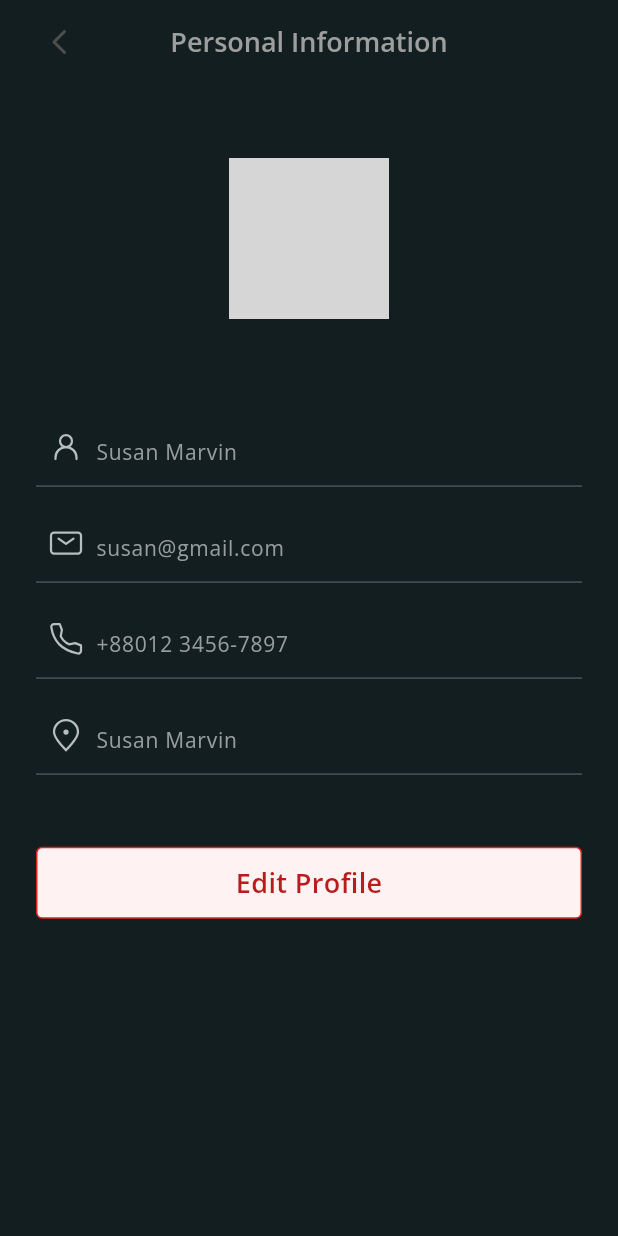
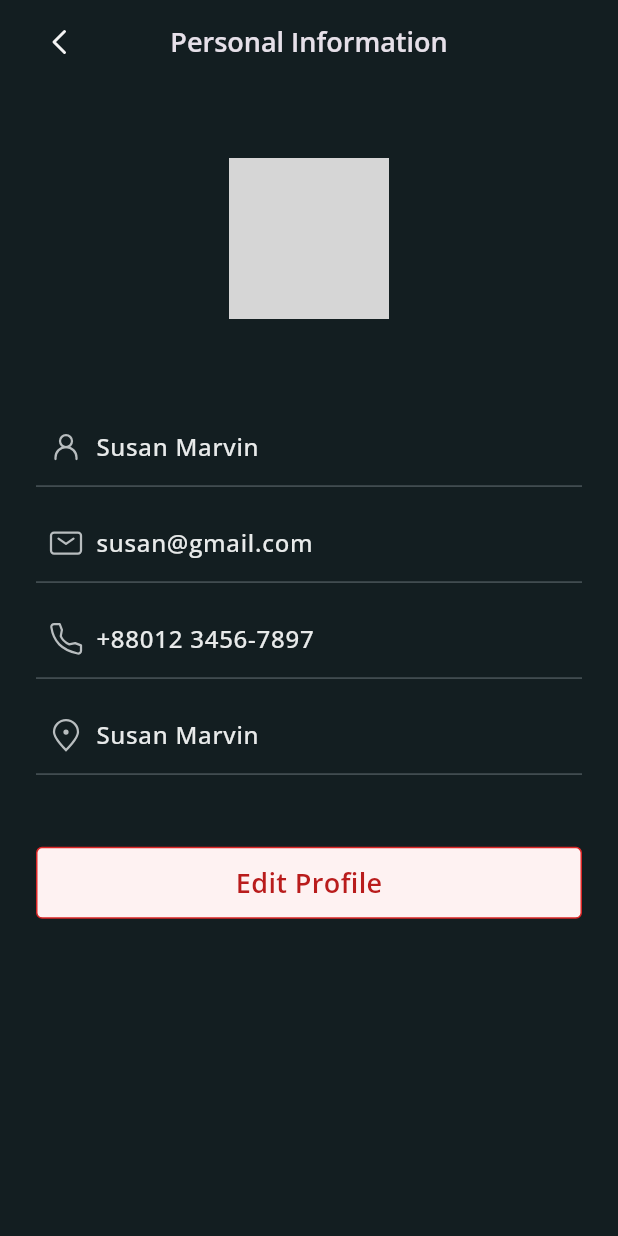
Before and after one commit to Zimmer550i/internet_originals, a Flutter app: the PersonalInformation screen opened by its route, on a phone screen of 412 x 824 dp. Run offline on Flutter 3.47's test engine with Material 3 defaults, Android fonts, the phone set to English and light mode, and no system bars; our stand-ins replace flutter_screenutil, flutter_svg, get, image_picker, pinput, shared_preferences; accounts and stored records are empty; network calls fail; grey boxes are pictures that could not be loaded.

Commit message:
fix: minor adjustments

```diff
--- a/lib/views/base/custom_app_bar.dart
+++ b/lib/views/base/custom_app_bar.dart
@@ -43,7 +43,7 @@ class CustomAppBar extends StatelessWidget implements PreferredSizeWidget {
                       height: 24,
                       width: 24,
                       colorFilter: ColorFilter.mode(
-                        Color(0xff4e4e4e),
+                        AppColors.green[25]!,
                         BlendMode.srcIn,
                       ),
                     ),
@@ -56,7 +56,6 @@ class CustomAppBar extends StatelessWidget implements PreferredSizeWidget {
             style: TextStyle(
               fontSize: 18,
               fontWeight: FontWeight.w600,
-              color: Colors.grey[500],
             ),
           ),
           if (trailing != null)
--- a/lib/views/base/custom_text_field.dart
+++ b/lib/views/base/custom_text_field.dart
@@ -73,7 +73,7 @@ class _CustomTextFieldState extends State<CustomTextField> {
           },
           child: Container(
             height: 52,
-            padding: EdgeInsets.symmetric(horizontal: 8, vertical: 4),
+            padding: EdgeInsets.symmetric(horizontal: 8),
             decoration: BoxDecoration(
               color: Colors.transparent,
               borderRadius:
--- a/lib/views/screens/talent/profile/personal_information.dart
+++ b/lib/views/screens/talent/profile/personal_information.dart
@@ -14,6 +14,10 @@ class PersonalInformation extends StatefulWidget {
 
 class _PersonalInformationState extends State<PersonalInformation> {
   bool _isEditing = false;
+  TextEditingController nameController = TextEditingController(text: 'Susan Marvin');
+  TextEditingController emailController = TextEditingController(text: 'susan@gmail.com');
+  TextEditingController phoneController = TextEditingController(text: '+88012 3456-7897');
+  TextEditingController locationController = TextEditingController(text: 'Susan Marvin');
 
   _updateProfile() {
     setState(() {
@@ -42,7 +46,7 @@ class _PersonalInformationState extends State<PersonalInformation> {
               padding: EdgeInsets.only(top: 12),
               child: CustomTextField(
                 isDisabled: !_isEditing,
-                hintText: 'Susan Marvin',
+                controller: nameController,
                 leading: 'assets/icons/personal_information/user.svg',
               ),
             ),
@@ -50,16 +54,15 @@ class _PersonalInformationState extends State<PersonalInformation> {
               padding: EdgeInsets.only(top: 12),
               child: CustomTextField(
                 isDisabled: !_isEditing,
-                hintText: 'susan@gmail.com',
+                controller: emailController,
                 leading: 'assets/icons/personal_information/mail.svg',
               ),
             ),
             Padding(
               padding: EdgeInsets.only(top: 12),
-
               child: CustomTextField(
                 isDisabled: !_isEditing,
-                hintText: '+88012 3456-7897',
+                controller: phoneController,
                 leading: 'assets/icons/personal_information/phone.svg',
               ),
             ),
@@ -67,7 +70,7 @@ class _PersonalInformationState extends State<PersonalInformation> {
               padding: EdgeInsets.only(top: 12),
               child: CustomTextField(
                 isDisabled: !_isEditing,
-                hintText: 'Susan Marvin',
+                controller: locationController,
                 leading: 'assets/icons/personal_information/location.svg',
               ),
             ),
```
